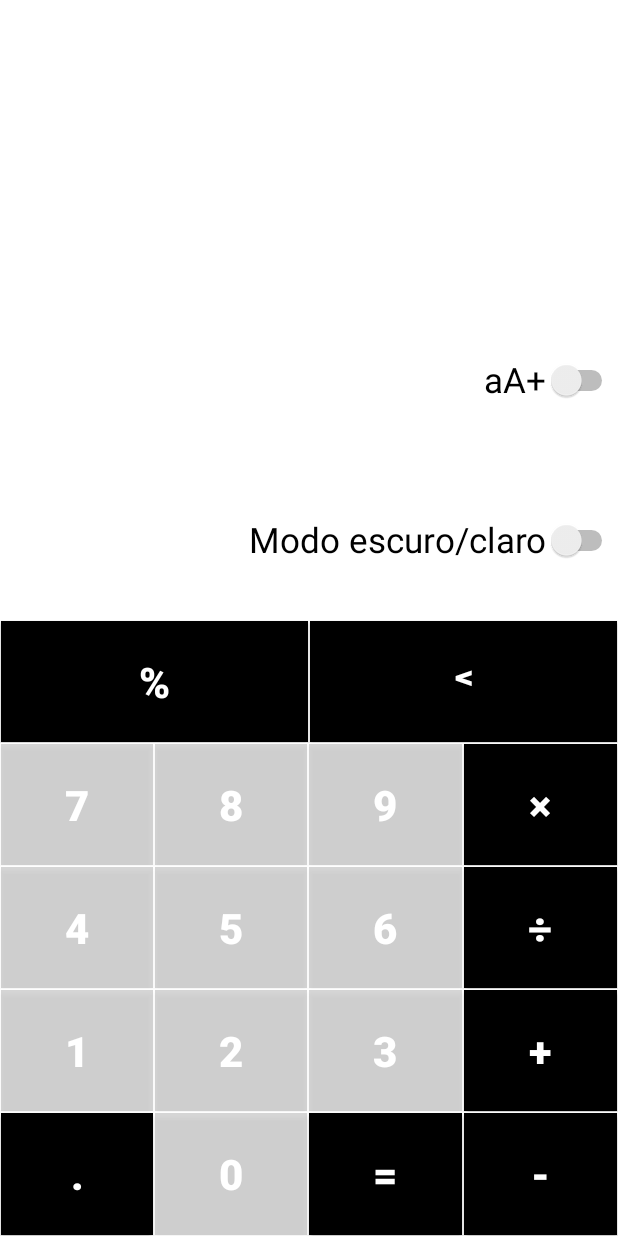
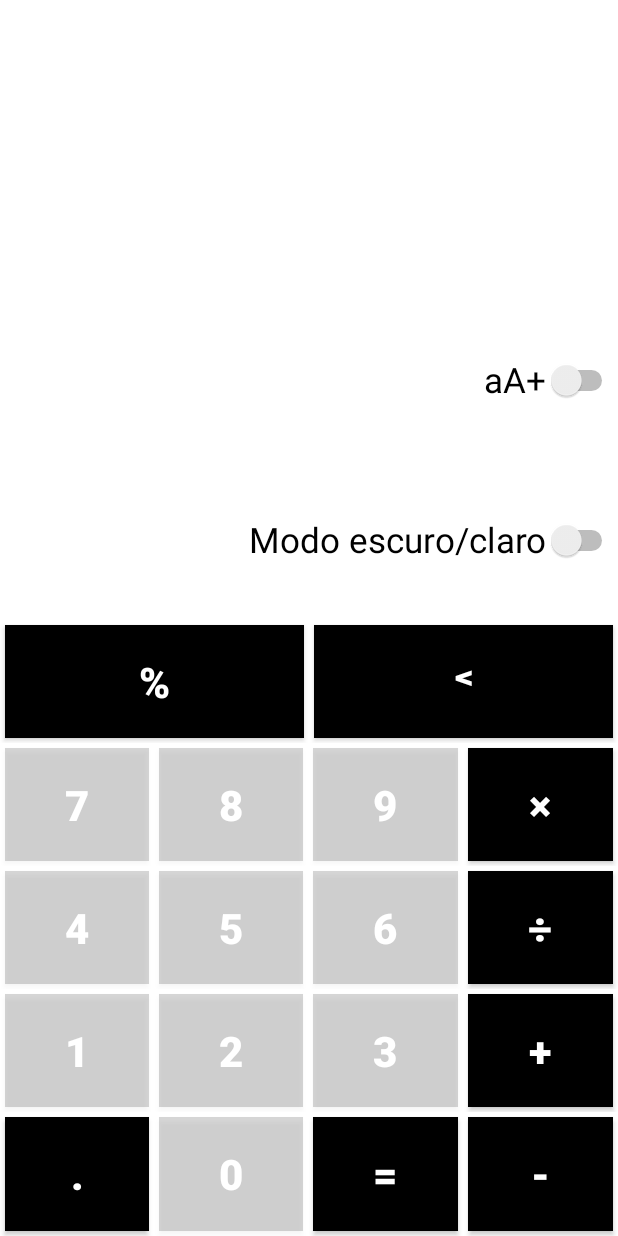
Before and after one commit to LuanKono/calculadoracomum, an Android app: the MainActivity screen opened directly, with no data from a screen before it, on a phone screen of 412 x 824 dp. Run offline under Robolectric (Android 15) with nearby library versions, the phone set to English and light mode, and no system bars.

Commit message:
First Commit

```diff
--- a/app/src/main/res/values/style.xml
+++ b/app/src/main/res/values/style.xml
@@ -8,7 +8,7 @@
         <item name="android:textSize">28sp</item>
         <item name="android:gravity">center</item>
         <item name="android:textStyle">bold</item>
-        <item name="android:layout_margin">0.5dp</item>
+        <item name="android:layout_margin">3dp</item>
         <item name="android:background">@color/darkgray</item>
         <item name="android:textColor">@android:color/white</item>
     </style>
```
